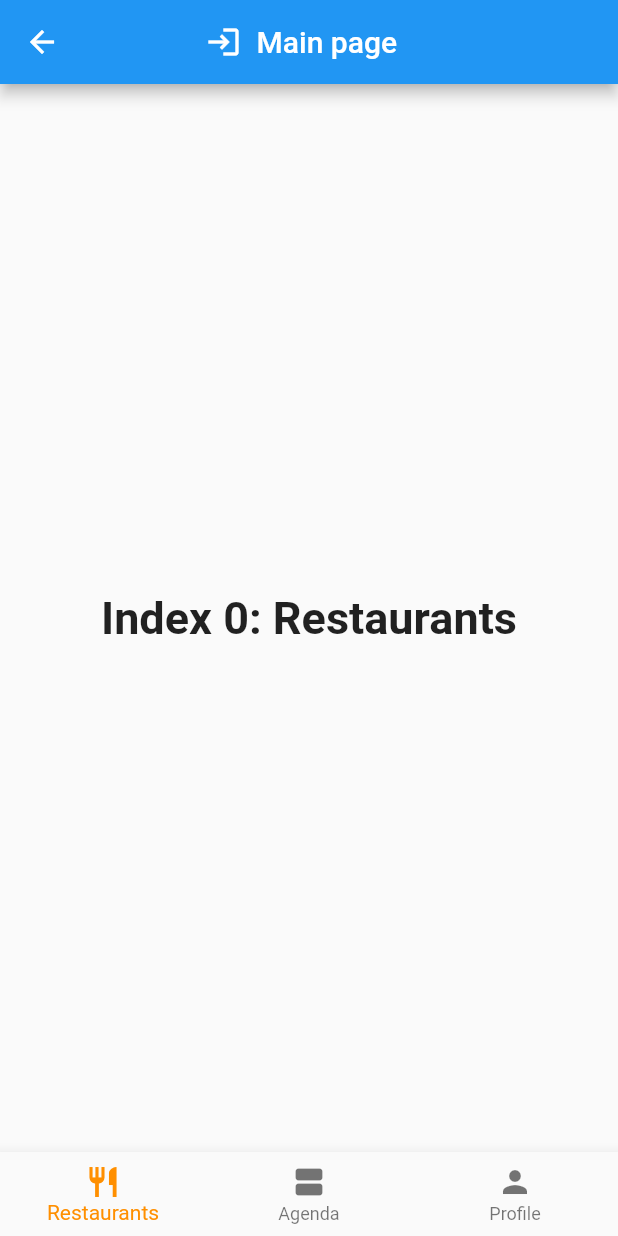
After one commit to mirarnau/Frontend_Project-EA, a Flutter app: the MainPage screen opened directly, on a phone screen of 412 x 824 dp. The commit adds this screen. Run offline on Flutter 3.47's test engine with Material 2 defaults, Android fonts, the phone set to English and light mode, and no system bars.

Commit message:
Main menu added raw

```diff
--- a/lib/pages/loginPage.dart
+++ b/lib/pages/loginPage.dart
@@ -1,5 +1,5 @@
 import 'package:flutter/material.dart';
-import 'package:flutter_tutorial/pages/menuPage.dart';
+import 'package:flutter_tutorial/pages/mainPage.dart';
 import 'package:flutter_tutorial/services/customerService.dart';
 import 'package:flutter_tutorial/models/customer.dart';
 
@@ -65,6 +65,7 @@ class _LoginPageState extends State<LoginPage> {
     CustomerService customerService = CustomerService();
 
     return Scaffold(
+
       backgroundColor: Colors.white,
       appBar: AppBar(
         title: Row(
@@ -143,7 +144,7 @@ class _LoginPageState extends State<LoginPage> {
                       }
                       Navigator.push(
                         context,
-                        MaterialPageRoute(builder: (context) => const MenuPage()),
+                        MaterialPageRoute(builder: (context) => const MainPage()),
                       );
                     }
                 },
--- /dev/null
+++ b/lib/pages/mainPage.dart
@@ -0,0 +1,73 @@
+import 'package:flutter/material.dart';
+
+
+class MainPage extends StatefulWidget {
+  const MainPage({Key? key}) : super(key: key);
+
+  @override
+  _MainPageState createState() => _MainPageState();
+}
+
+class _MainPageState extends State<MainPage> {
+
+  int _selectedIndex = 0;
+  static const TextStyle optionStyle =  TextStyle(fontSize: 30, fontWeight: FontWeight.bold);
+  static const List<Widget> _widgetOptions = <Widget>[
+    Text(
+      'Index 0: Restaurants',
+      style: optionStyle,
+    ),
+    Text(
+      'Index 1: Agenda',
+      style: optionStyle,
+    ),
+    Text(
+      'Index 2: Profile',
+      style: optionStyle,
+    ),
+  ];
+
+  void _onItemTapped(int index) {
+    setState(() {
+      _selectedIndex = index;
+    });
+  }
+
+  @override
+  Widget build(BuildContext context) {
+    return Scaffold(
+      appBar: AppBar(
+        title: Row(
+          mainAxisAlignment: MainAxisAlignment.start,
+          children: const [
+          SizedBox(width: 65),
+          Icon(Icons.login),
+          SizedBox(width: 10),
+          Text('Main page')
+        ],),
+      ),
+      body: Center(
+        child: _widgetOptions.elementAt(_selectedIndex),
+      ),
+      bottomNavigationBar: BottomNavigationBar(
+        items: const <BottomNavigationBarItem>[
+          BottomNavigationBarItem(
+            icon: Icon(Icons.restaurant),
+            label: 'Restaurants',
+          ),
+          BottomNavigationBarItem(
+            icon: Icon(Icons.view_agenda_rounded),
+            label: 'Agenda',
+          ),
+          BottomNavigationBarItem(
+            icon: Icon(Icons.person),
+            label: 'Profile',
+          ),
+        ],
+        currentIndex: _selectedIndex,
+        selectedItemColor: Colors.amber[800],
+        onTap: _onItemTapped,
+      ),
+    );
+  }
+}
```
